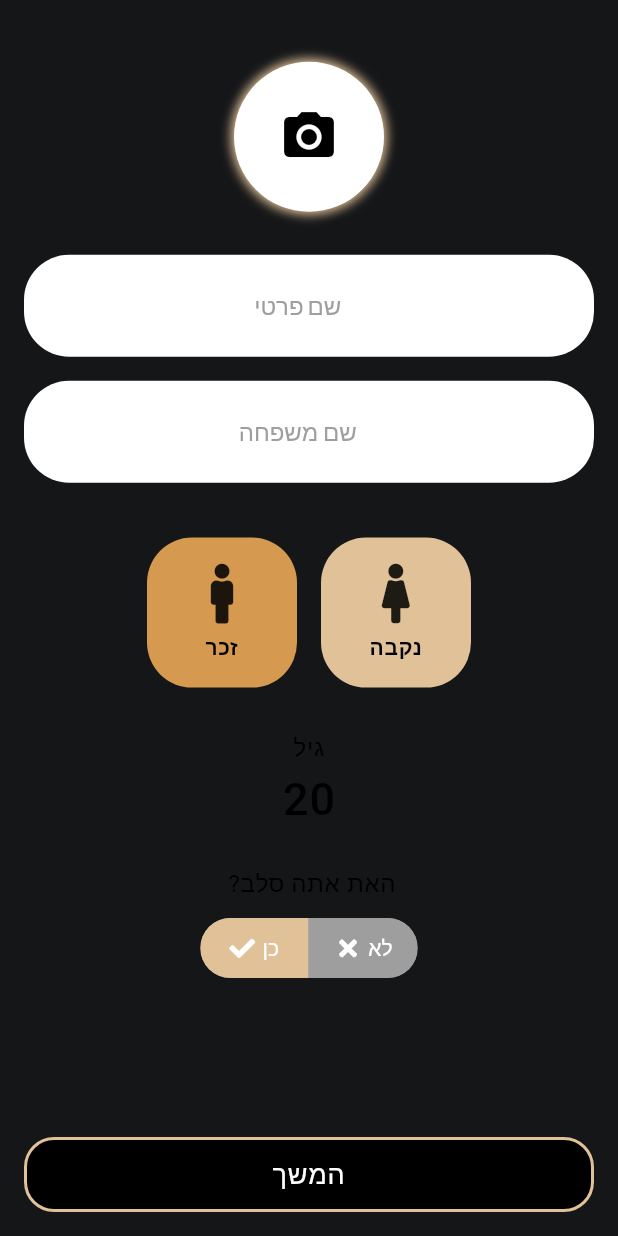
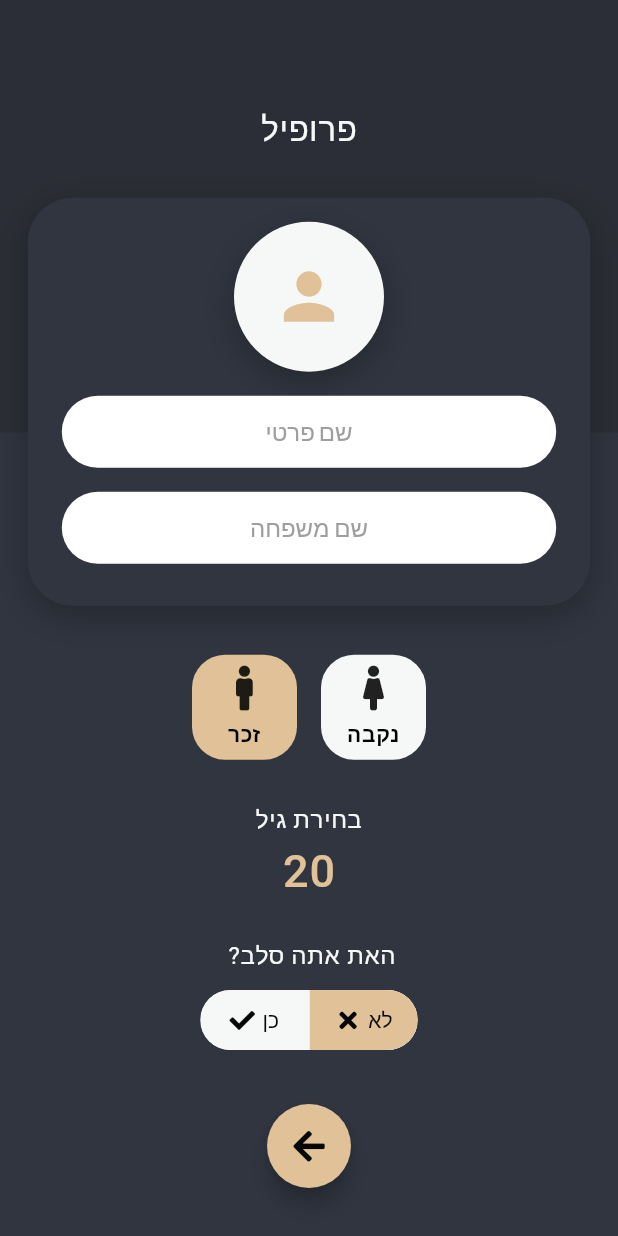
Before and after one commit to droididan/icon_mock, a Flutter app: the OnboardingPage screen opened directly, on a phone screen of 412 x 824 dp. Run offline on Flutter 3.47's test engine with Material 2 defaults, Android fonts, the phone set to English and light mode, and no system bars; drawn by our look-alikes of toggle_switch; our stand-ins replace cached_network_image, dotted_border, flushbar, flutter_datetime_picker, flutter_icons, font_awesome_flutter and 4 more; missing offline and left inert: flutter_statusbarcolor, keyboard_visibility.

Commit message:
onboarding design

```diff
--- a/icon_mock/lib/chat/recent_chats_page.dart
+++ b/icon_mock/lib/chat/recent_chats_page.dart
@@ -33,7 +33,6 @@ class _RecentChatsPageState extends State<RecentChatsPage> {
             RecentChatsAppBar(),
             StoriesWidget(),
             SizedBox(height: 5),
-            Divider(color: divider, thickness: 1),
             _title(),
             RecentChatList()
           ],
--- a/icon_mock/lib/login/login_page.dart
+++ b/icon_mock/lib/login/login_page.dart
@@ -47,8 +47,10 @@ class _LoginPageState extends State<LoginPage> {
     await FlutterStatusbarcolor.setStatusBarColor(greyDark);
   }
 
-  void loaderVisibility(bool visible) =>
-      setState(() => loaderLocation = visible ? 50 : 200);
+  void loaderVisibility(bool visible) {
+    if (!mounted) return;
+    setState(() => loaderLocation = visible ? 50 : 200);
+  }
 
   @override
   Widget build(BuildContext context) {
@@ -85,10 +87,12 @@ class _LoginPageState extends State<LoginPage> {
                   Positioned(
                     bottom: 0,
                     child: FloatingActionButton(
+                      heroTag: 'next',
                       backgroundColor: brightGold,
                       onPressed: () => _onContinueTap(),
                       child: Icon(
                         FontAwesomeIcons.arrowLeft,
+                        color: black,
                       ),
                     ),
                   ),
@@ -202,7 +206,6 @@ class _LoginPageState extends State<LoginPage> {
                     keyboardType: TextInputType.phone,
                     textAlign: TextAlign.center,
                     decoration: InputDecoration(
-
                         suffixIcon:
                             Icon(FontAwesomeIcons.mobile, color: brightGold),
                         border: InputBorder.none,
@@ -308,9 +311,7 @@ class PrivacyAndTerms extends StatelessWidget {
               style: smallFont.copyWith(
                   color: white, decoration: TextDecoration.underline),
               recognizer: TapGestureRecognizer()..onTap = () async {}),
-              TextSpan(
-              text: ' ו',
-              style: smallFont.copyWith(color: Colors.grey)),
+          TextSpan(text: ' ו', style: smallFont.copyWith(color: Colors.grey)),
           TextSpan(
               text: 'מדיניות הפרטיות',
               style: smallFont.copyWith(
--- a/icon_mock/lib/onboarding/onboarding_page.dart
+++ b/icon_mock/lib/onboarding/onboarding_page.dart
@@ -1,4 +1,5 @@
 import 'dart:io';
+import 'package:animations/animations.dart';
 import 'package:flutter/cupertino.dart';
 import 'package:flutter/material.dart';
 import 'package:font_awesome_flutter/font_awesome_flutter.dart';
@@ -7,7 +8,6 @@ import 'package:icon_mock/chat/recent_chats_page.dart';
 import 'package:icon_mock/model/user_model.dart';
 import 'package:icon_mock/theme.dart';
 import 'package:flutter_datetime_picker/flutter_datetime_picker.dart';
-import 'package:icon_mock/widgets/big_button.dart';
 import 'package:icon_mock/widgets/focus_aware.dart';
 import 'package:icon_mock/widgets/gender_button.dart';
 import 'package:icon_mock/widgets/hebrew_input_text.dart';
@@ -25,28 +25,77 @@ class _OnboardingPageState extends State<OnboardingPage> {
   final picker = ImagePicker();
   final firstNameController = TextEditingController();
   final lastNameController = TextEditingController();
-
   Gender currentGender = Gender.male;
-
   File _image;
 
   @override
   Widget build(BuildContext context) {
     return Scaffold(
       resizeToAvoidBottomInset: false,
-      backgroundColor: greyDark,
+      backgroundColor: greyLight,
       body: FocusAwareWidget(
-        child: Stack(children: [
-          ListView(
-            shrinkWrap: true,
-            physics: BouncingScrollPhysics(),
+        child: Stack(
+          alignment: Alignment.center,
+          children: [
+            _buildPageTitle(context),
+            _buildUserDetails(context),
+            _buildAvatar(context),
+            _buildNextButton(),
+          ],
+        ),
+      ),
+    );
+  }
+
+  Widget _buildNextButton() {
+    return Padding(
+      padding: const EdgeInsets.all(32.0),
+      child: Align(
+        alignment: Alignment.bottomCenter,
+        child: FloatingActionButton(
+          heroTag: 'next',
+          backgroundColor: brightGold,
+          onPressed: () => _onContinueTap(),
+          child: Icon(
+            FontAwesomeIcons.arrowLeft,
+            color: black,
+          ),
+        ),
+      ),
+    );
+  }
+
+  Widget _buildAvatar(BuildContext context) {
+    return Positioned(
+      top: context.heightPx * .16,
+      child: Container(
+        height: context.heightPx * .33,
+        width: context.widthPx * .91,
+        child: Column(children: [
+          SizedBox(height: 16),
+          _avatar(),
+          SizedBox(height: 16),
+          _buildFirstName(),
+          SizedBox(height: 16),
+          _buildLastName(),
+        ]),
+        decoration: BoxDecoration(
+          color: greyLight,
+          boxShadow: [containerShadow],
+          borderRadius: BorderRadius.circular(30),
+        ),
+      ),
+    );
+  }
+
+  Widget _buildUserDetails(BuildContext context) {
+    return Align(
+      alignment: Alignment.bottomCenter,
+      child: Container(
+        height: context.heightPx * .48,
+        child: Align(
+          child: Column(
             children: <Widget>[
-              SizedBox(height: context.widthPx * .1),
-              Container(height: 100, width: 100, child: _buidUserPhoto()),
-              SizedBox(height: context.widthPx * .05),
-              _buildFirstName(),
-              _buildLastName(),
-              SizedBox(height: context.widthPx * .05),
               _buildGender(),
               SizedBox(height: context.widthPx * .05),
               _buildAge(),
@@ -54,19 +103,33 @@ class _OnboardingPageState extends State<OnboardingPage> {
               _buildCelebToggle(),
             ],
           ),
-          _continueButton(),
-        ]),
+        ),
       ),
     );
   }
 
-  Widget _buidUserPhoto() {
+  Widget _buildPageTitle(BuildContext context) {
+    return Column(
+      children: <Widget>[
+        Container(
+            child: Column(children: [
+              SizedBox(height: 30),
+              HebrewText('פרופיל', style: titleFont)
+            ]),
+            padding: EdgeInsets.only(top: 40),
+            alignment: Alignment.center,
+            height: context.heightPx * .35,
+            color: greyDark),
+      ],
+    );
+  }
+
+  Widget _avatar() {
     return FadeAnimation(
       1.0,
       GestureDetector(
         onTap: () async {
           final pickedFile = await picker.getImage(source: ImageSource.gallery);
-
           setState(() {
             _image = File(pickedFile.path);
           });
@@ -75,24 +138,15 @@ class _OnboardingPageState extends State<OnboardingPage> {
           child: Container(
             height: 100,
             width: 100,
-            decoration: BoxDecoration(shape: BoxShape.circle, boxShadow: [
-              BoxShadow(
-                color: brightGold,
-                blurRadius: 5.0,
-                spreadRadius: 2.0,
-              ),
-            ]),
-            child: Container(
-              height: 95,
-              width: 95,
-              decoration:
-                  BoxDecoration(shape: BoxShape.circle, color: Colors.white),
+            decoration: BoxDecoration(
+                shape: BoxShape.circle,
+                color: white,
+                boxShadow: [containerShadow]),
             child: _image == null
-                  ? Icon(Icons.camera_alt, size: 40, color: Colors.black)
+                ? Icon(Icons.person, size: 50, color: brightGold)
                 : CircleAvatar(
                     backgroundColor: brightGold,
                     backgroundImage: FileImage(_image),
-                    ),
                   ),
           ),
         ),
@@ -101,34 +155,27 @@ class _OnboardingPageState extends State<OnboardingPage> {
   }
 
   Widget _buildFirstName() {
-    return FadeAnimation(
-      1.2,
-      ShadowInputBox(
+    return ShadowInputBox(
         controller: firstNameController,
         onChanged: (first) => userState.firstName = first,
-          padding: columnPadding,
         hintText: 'שם פרטי',
         width: context.widthPx * .8,
-          maxLines: 1),
-    );
+        maxLines: 1);
   }
 
   Widget _buildLastName() {
-    return FadeAnimation(
-      1.3,
-      ShadowInputBox(
+    return ShadowInputBox(
       controller: lastNameController,
       onChanged: (last) => userState.lastName = last,
-        padding: columnPadding,
       hintText: 'שם משפחה',
+      width: context.widthPx * .8,
       maxLines: 1,
-      ),
     );
   }
 
   Widget _buildGender() {
     return FadeAnimation(
-      1.4,
+      1.2,
       Row(
         mainAxisAlignment: MainAxisAlignment.center,
         children: <Widget>[
@@ -137,7 +184,7 @@ class _OnboardingPageState extends State<OnboardingPage> {
               isSelected: currentGender == Gender.male,
               icon: Icon(
                 FontAwesomeIcons.male,
-                size: 40,
+                size: 30,
               ),
               onTap: () => setState(() => currentGender = Gender.male)),
           GenderButton(
@@ -145,7 +192,7 @@ class _OnboardingPageState extends State<OnboardingPage> {
               isSelected: currentGender == Gender.female,
               icon: Icon(
                 FontAwesomeIcons.female,
-                size: 40,
+                size: 30,
               ),
               onTap: () => setState(() => currentGender = Gender.female))
         ],
@@ -155,12 +202,12 @@ class _OnboardingPageState extends State<OnboardingPage> {
 
   Widget _buildAge() {
     return FadeAnimation(
-      1.5,
+      1.3,
       Column(
         children: <Widget>[
           HebrewText(
-            'גיל',
-            style: mediumFont,
+            'בחירת גיל',
+            style: mediumFont.copyWith(color: white),
           ),
           MaterialButton(
               onPressed: () {
@@ -176,7 +223,9 @@ class _OnboardingPageState extends State<OnboardingPage> {
               },
               child: Text(
                 userState?.age?.toString() ?? '20',
-                style: hugeFont,
+                style: hugeFont.copyWith(
+                  color: brightGold,
+                ),
               )),
         ],
       ),
@@ -185,22 +234,22 @@ class _OnboardingPageState extends State<OnboardingPage> {
 
   Widget _buildCelebToggle() {
     return FadeAnimation(
-      1.6,
+      1.4,
       Center(
         child: Column(
           children: <Widget>[
             HebrewText(
               'האת אתה סלב? ',
-              style: mediumFont,
+              style: mediumFont.copyWith(color: white),
             ),
             SizedBox(height: context.widthPx * .03),
             ToggleSwitch(
-                initialLabelIndex: 0,
+                initialLabelIndex: 1,
                 cornerRadius: 20,
                 activeBgColor: brightGold,
-                activeTextColor: Colors.white,
-                inactiveBgColor: Colors.grey,
-                inactiveTextColor: Colors.white,
+                activeTextColor: black,
+                inactiveBgColor: white,
+                inactiveTextColor: black,
                 labels: ['כן', 'לא'],
                 icons: [FontAwesomeIcons.check, FontAwesomeIcons.times],
                 onToggle: (index) {
@@ -212,24 +261,16 @@ class _OnboardingPageState extends State<OnboardingPage> {
     );
   }
 
-  Widget _continueButton() {
-    return FadeAnimation(
-        2.0,
-        Align(
-            alignment: Alignment.bottomCenter,
-            child: BigButton(
-                onTap: () {
+  void _onContinueTap() {
     if (firstNameController.text.isNotEmpty &&
         lastNameController.text.isNotEmpty) {
       // continue to the chat
       Navigator.pop(context);
-                    Navigator.push(context,
-                        CupertinoPageRoute(builder: (_) => RecentChatsPage()));
+      Navigator.push(
+          context, MaterialPageRoute(builder: (_) => RecentChatsPage()));
     } else {
       context.showToast('שם פרטי ומשפחה חייבים להכיל פרטים');
     }
-                },
-                title: 'המשך')));
   }
 
   void _updateAge(DateTime date) {
--- a/icon_mock/lib/theme.dart
+++ b/icon_mock/lib/theme.dart
@@ -7,8 +7,8 @@ import 'package:google_fonts/google_fonts.dart';
 const gold = Color(0xFFD59A4F);
 const brightGold = Color(0xFFE0C198);
 const black = Color(0xFF070707);
-const greyLight = Color(0xFF222329);
-const greyDark = Color(0xFF151618);
+const greyLight = Color(0xFF303540);
+const greyDark = Color(0xFF2B2E36);
 const greyCompose = Color(0xFF1F2129);
 const white = Color(0xFFF6F7F7);
 const subTextGrey = Color(0xFFD4D4D6);
@@ -28,22 +28,22 @@ final mediumFont = GoogleFonts.roboto(
 );
 
 final titleFont = GoogleFonts.roboto(
-  textStyle: TextStyle(color: Colors.black, letterSpacing: .5, fontSize: 18),
+  textStyle: TextStyle(color: white, letterSpacing: .5, fontSize: 22),
 );
 
 final hugeFont = GoogleFonts.roboto(
   textStyle: TextStyle(color: Colors.black, letterSpacing: .5, fontSize: 30),
 );
 
+
 // Decorations
 final fieldShadow = BoxDecoration(
-    borderRadius: BorderRadius.circular(30),
-    color: Colors.white,
-
-    );
+  borderRadius: BorderRadius.circular(30),
+  color: Colors.white,
+);
 
 final containerShadow = BoxShadow(
-  color: black.withOpacity(.5),
+  color: black.withOpacity(.3),
   blurRadius: 20,
   offset: Offset(0, 7),
 );
--- a/icon_mock/lib/widgets/gender_button.dart
+++ b/icon_mock/lib/widgets/gender_button.dart
@@ -21,14 +21,16 @@ class GenderButton extends StatelessWidget {
     return Padding(
       padding: const EdgeInsets.all(8.0),
       child: InkWell(
-        highlightColor: isSelected ? gold : brightGold,
+        highlightColor: Colors.transparent,
+        splashColor: Colors.transparent,
         onTap: onTap,
         child: AnimatedContainer(
           duration: Duration(milliseconds: 450),
-          height: 100,
-          width: 100,
-          decoration:
-              fieldShadow.copyWith(color: isSelected ? gold : brightGold),
+          height: 70,
+          width: 70,
+          decoration: BoxDecoration(
+              borderRadius: BorderRadius.circular(22),
+              color: isSelected ? brightGold : white),
           child: Column(mainAxisAlignment: MainAxisAlignment.center, children: [
             icon,
             SizedBox(height: 6),
--- a/icon_mock/lib/widgets/input.dart
+++ b/icon_mock/lib/widgets/input.dart
@@ -20,7 +20,7 @@ class ShadowInputBox extends StatelessWidget {
     this.maxLength,
     this.hintText,
     this.width,
-    this.height,
+    this.height = 48,
     this.icon,
     this.padding = const EdgeInsets.all(0),
     this.onChanged,
@@ -31,13 +31,12 @@ class ShadowInputBox extends StatelessWidget {
     return Padding(
       padding: padding,
       child: Container(
+        width: width,
+        height: height,
         decoration: fieldShadow,
         child: Column(
           children: <Widget>[
             Container(
-              padding: EdgeInsets.all(10),
-              child: Padding(
-                padding: EdgeInsets.only(left: 10),
               child: TextField(
                 onChanged: onChanged,
                 autofocus: false,
@@ -47,13 +46,11 @@ class ShadowInputBox extends StatelessWidget {
                 maxLength: maxLength,
                 textAlign: TextAlign.center,
                 decoration: InputDecoration(
-                      contentPadding: EdgeInsets.only(right: 25),
                     icon: icon,
                     border: InputBorder.none,
                     counterText: '',
                     hintText: hintText,
                     hintStyle: TextStyle(color: Colors.grey)),
-                ),
               ),
             ),
           ],
```
Also changed, not shown: icon_mock/lib/chat/widgets/compose_message.dart (+7 -6 lines). Lines whose indentation alone changed are shown as unchanged.
